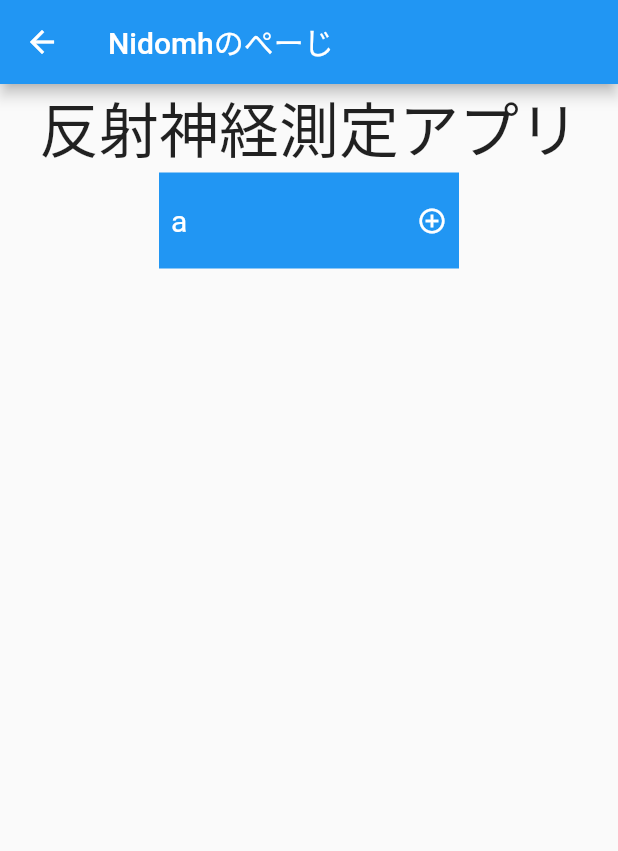
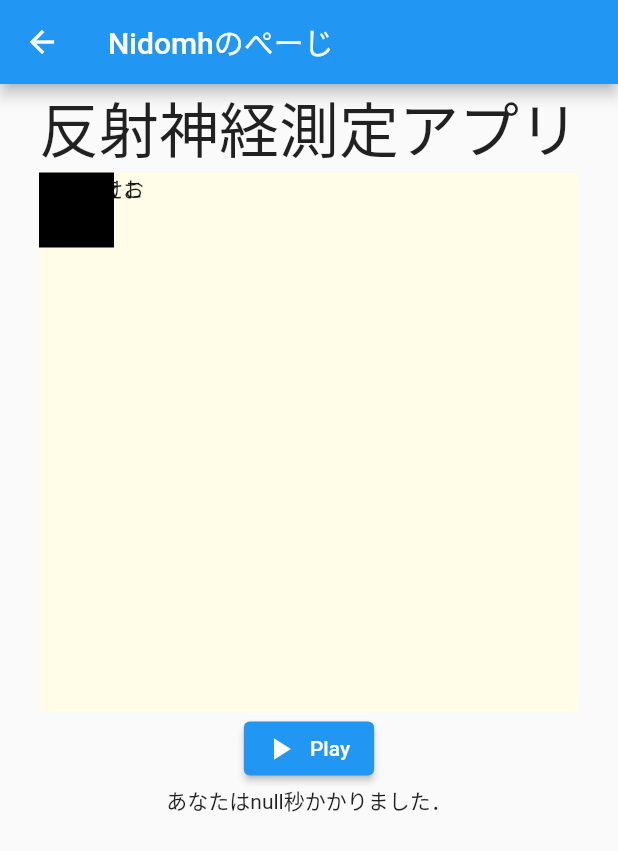
Before and after one commit to te17niidome/SpajamDemo, a Flutter app: the screen it shows after launch, after a tap on "nidomhのデモページへ", on a phone screen of 412 x 824 dp. Shown: the top 851 px of the screen. Run offline on Flutter 3.47's test engine with Material 2 defaults, Android fonts, the phone set to English and light mode, and no system bars; Roboto replaces fonts that are missing (YuseiMagic).

Commit message:
拡大のアニメーション追加してみた．

```diff
--- a/lib/Nidomh_Page.dart
+++ b/lib/Nidomh_Page.dart
@@ -1,4 +1,5 @@
 import 'package:flutter/material.dart';
+import 'dart:math' as math;
 
 class NiidomeHomePage extends StatefulWidget {
   const NiidomeHomePage({super.key, required this.title});
@@ -9,8 +10,52 @@ class NiidomeHomePage extends StatefulWidget {
   State<NiidomeHomePage> createState() => _NiidomeHomePageState();
 }
 
-class _NiidomeHomePageState extends State<NiidomeHomePage> {
+class _NiidomeHomePageState extends State<NiidomeHomePage>
+    with SingleTickerProviderStateMixin {
   int? isSelectedItem = 1;
+  int count = 0;
+  DateTime _buttonTime = DateTime.now();
+  DateTime _startTime = DateTime.now();
+  var diff_time;
+
+  // アニメーションで使う変数
+  late AnimationController controller;
+  late Animation<double> animation;
+
+  Future<void> showPicture() async {
+    var random = math.Random();
+    int _time = 2000 + random.nextInt(8000);
+    print('明日の天気は');
+    await Future.delayed(Duration(milliseconds: _time));
+    print('晴れです');
+    _startTime = DateTime.now();
+    controller.forward();
+  }
+
+  // ウィジェットが作成されたタイミングで処理を行うinitState()
+  @override
+  void initState() {
+    super.initState();
+    showPicture();
+
+    controller = AnimationController(
+      vsync: this, // with SingleTickerProviderStateMixin を忘れずに
+      duration: Duration(seconds: 2),
+    );
+    animation = Tween<double>(
+      begin: 1.0, // アニメーション開始時のスケール
+      end: 2.0, // アニメーション終了時のスケール
+    ).animate(controller);
+  }
+
+  // disposeは画面が消えるときの処理
+  //    AnimationControllerのインスタンスを破棄する
+  @override
+  void dispose() {
+    controller.dispose();
+
+    super.dispose();
+  }
 
   @override
   Widget build(BuildContext context) {
@@ -24,57 +69,91 @@ class _NiidomeHomePageState extends State<NiidomeHomePage> {
             const Text('反射神経測定アプリ',
                 style: TextStyle(fontFamily: 'YuseiMagic', fontSize: 40)),
             Container(
-              color: Colors.blue,
-              width: 200,
-              // height: 160,
-              child: Padding(
-                padding: const EdgeInsets.all(8.0),
-                child: DropdownButton(
-                  items: const [
-                    DropdownMenuItem(
-                      value: 1,
-                      child: Text('a'),
+              width: 360,
+              height: 360,
+              color: Colors.yellow[50],
+              child: Stack(
+                children: [
+                  Text('あいうえお'),
+                  Text('かきくけこ'),
+                  ScaleTransition(
+                    scale: animation,
+                    child: Container(
+                      width: 50,
+                      height: 50,
+                      color: Colors.black,
                     ),
-                    DropdownMenuItem(
-                      value: 2,
-                      child: Text('b'),
-                    ),
-                    DropdownMenuItem(
-                      value: 3,
-                      child: Text('c'),
-                    ),
-                  ],
-                  onChanged: (int? value) {
-                    setState(() {
-                      isSelectedItem = value;
-                    });
-                  },
-                  value: isSelectedItem,
-                  isExpanded: true,
-                  // テキストのスタイル
-                  style: const TextStyle(
-                    color: Colors.white,
-                    fontSize: 20,
                   ),
-
-                  // アイコンのデザイン
-                  iconEnabledColor: Colors.white,
-                  iconSize: 20,
-                  icon: const Icon(Icons.add_circle_outline),
-
-                  // アンダーライン
-                  underline: Container(
-                    height: 0,
-                    color: Colors.white,
-                  ),
-
-                  // リストに色を付ける
-                  dropdownColor: Colors.blue[200],
-                  // リストに影を付ける
-                  elevation: 16,
-                ),
+                ],
               ),
             ),
+            ElevatedButton.icon(
+              onPressed: () {
+                //
+                setState(() {
+                  count++;
+                  _buttonTime = DateTime.now();
+                  diff_time = _buttonTime.difference(_startTime);
+                });
+                //
+                controller.stop();
+              },
+              icon: Icon(Icons.play_arrow),
+              label: Text("Play"),
+            ),
+            Text("あなたは" + diff_time.toString() + "秒かかりました．")
+            // Container(
+            //   color: Colors.blue,
+            //   width: 200,
+            //   // height: 160,
+            //   child: Padding(
+            //     padding: const EdgeInsets.all(8.0),
+            //     child: DropdownButton(
+            //       items: const [
+            //         DropdownMenuItem(
+            //           value: 1,
+            //           child: Text('a'),
+            //         ),
+            //         DropdownMenuItem(
+            //           value: 2,
+            //           child: Text('b'),
+            //         ),
+            //         DropdownMenuItem(
+            //           value: 3,
+            //           child: Text('c'),
+            //         ),
+            //       ],
+            //       onChanged: (int? value) {
+            //         setState(() {
+            //           isSelectedItem = value;
+            //         });
+            //       },
+            //       value: isSelectedItem,
+            //       isExpanded: true,
+            //       // テキストのスタイル
+            //       style: const TextStyle(
+            //         color: Colors.white,
+            //         fontSize: 20,
+            //       ),
+
+            //       // アイコンのデザイン
+            //       iconEnabledColor: Colors.white,
+            //       iconSize: 20,
+            //       icon: const Icon(Icons.add_circle_outline),
+
+            //       // アンダーライン
+            //       underline: Container(
+            //         height: 0,
+            //         color: Colors.white,
+            //       ),
+
+            //       // リストに色を付ける
+            //       dropdownColor: Colors.blue[200],
+            //       // リストに影を付ける
+            //       elevation: 16,
+            //     ),
+            //   ),
+            // ),
           ],
         ),
       ),
```
